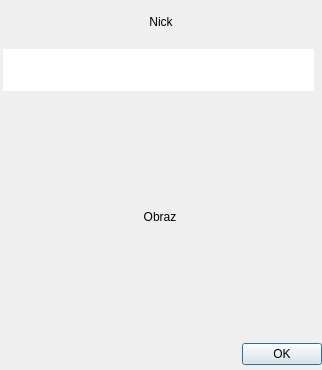
Above: ui/cam.ui from gitter-badger/simplechatclient before the change. Below: the same form after it.
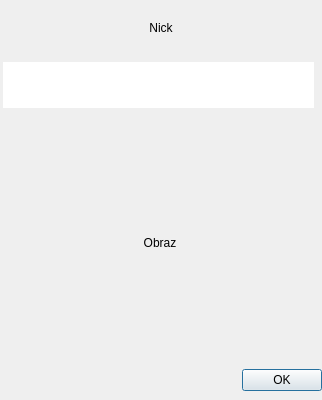
That is the form after the change. Icons and pictures are not drawn.

Commit message: fix cam auth version, add cam sendmode

The edit to the form file:
```diff
--- a/ui/cam.ui
+++ b/ui/cam.ui
@@ -7,19 +7,19 @@
     <x>0</x>
     <y>0</y>
     <width>322</width>
-    <height>370</height>
+    <height>400</height>
    </rect>
   </property>
   <property name="minimumSize">
    <size>
     <width>322</width>
-    <height>370</height>
+    <height>400</height>
    </size>
   </property>
   <property name="maximumSize">
    <size>
     <width>322</width>
-    <height>370</height>
+    <height>400</height>
    </size>
   </property>
   <property name="windowTitle">
@@ -35,7 +35,7 @@
      <x>0</x>
      <y>0</y>
      <width>322</width>
-     <height>365</height>
+     <height>391</height>
     </rect>
    </property>
    <layout class="QVBoxLayout" name="verticalLayout">
```
The commit also changes 2 other files.
